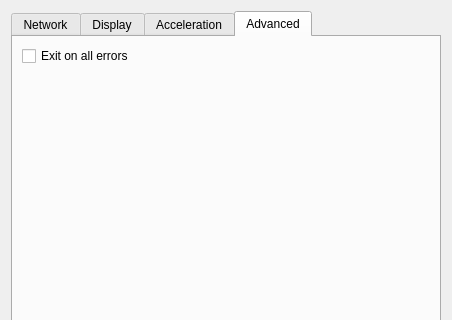
The window that gui/QT/ui/settings.ui (CESNET/UltraGrid) describes before a commit, drawn with Qt 5; both pictures show x 0 to 452 and y 0 to 320 of the 452 by 460 pixel window.
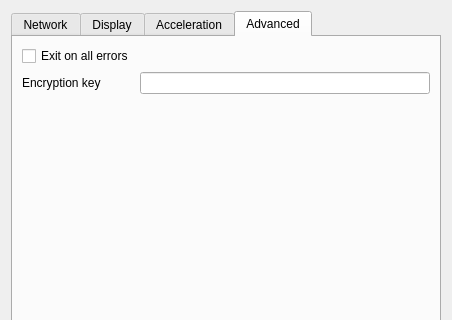
The same window after the commit. The open tabs and pages were chosen to show the change.

Commit message:
GUI: Add encryption support
Resolves #137

Diff of the .ui file:
```diff
--- a/gui/QT/ui/settings.ui
+++ b/gui/QT/ui/settings.ui
@@ -532,6 +532,16 @@
          </property>
         </widget>
        </item>
+       <item row="1" column="0">
+        <widget class="QLabel" name="label_6">
+         <property name="text">
+          <string>Encryption key</string>
+         </property>
+        </widget>
+       </item>
+       <item row="1" column="1">
+        <widget class="QLineEdit" name="encryptionLineEdit"/>
+       </item>
       </layout>
      </widget>
     </widget>
```
The commit also changes 3 other files.
